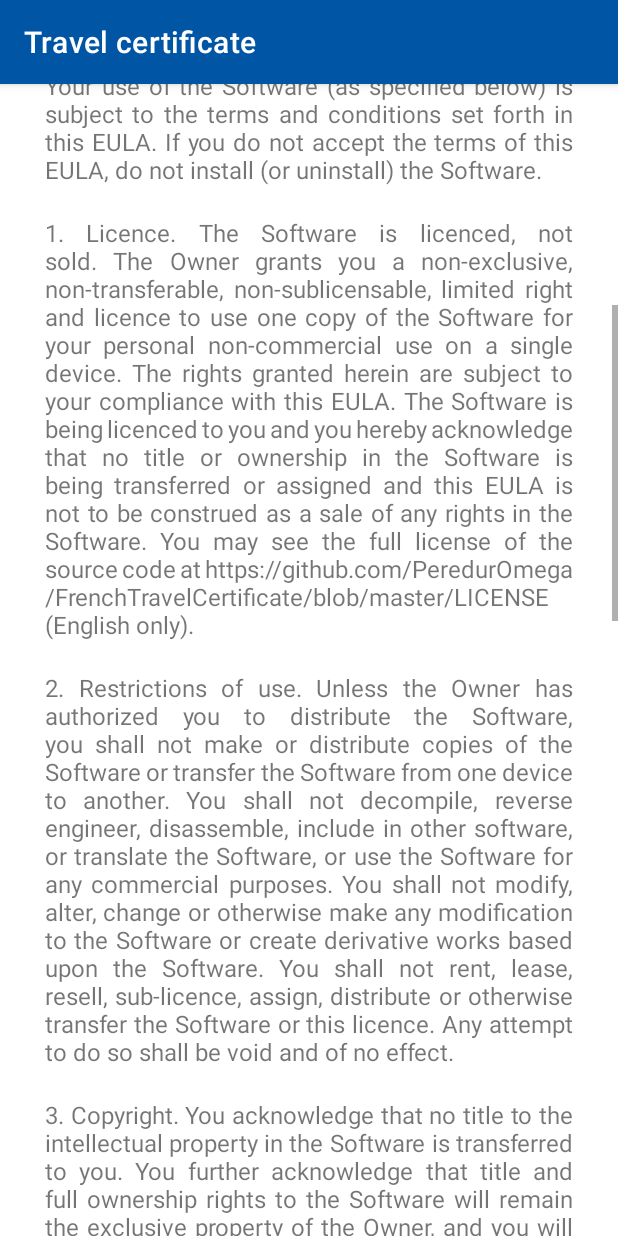
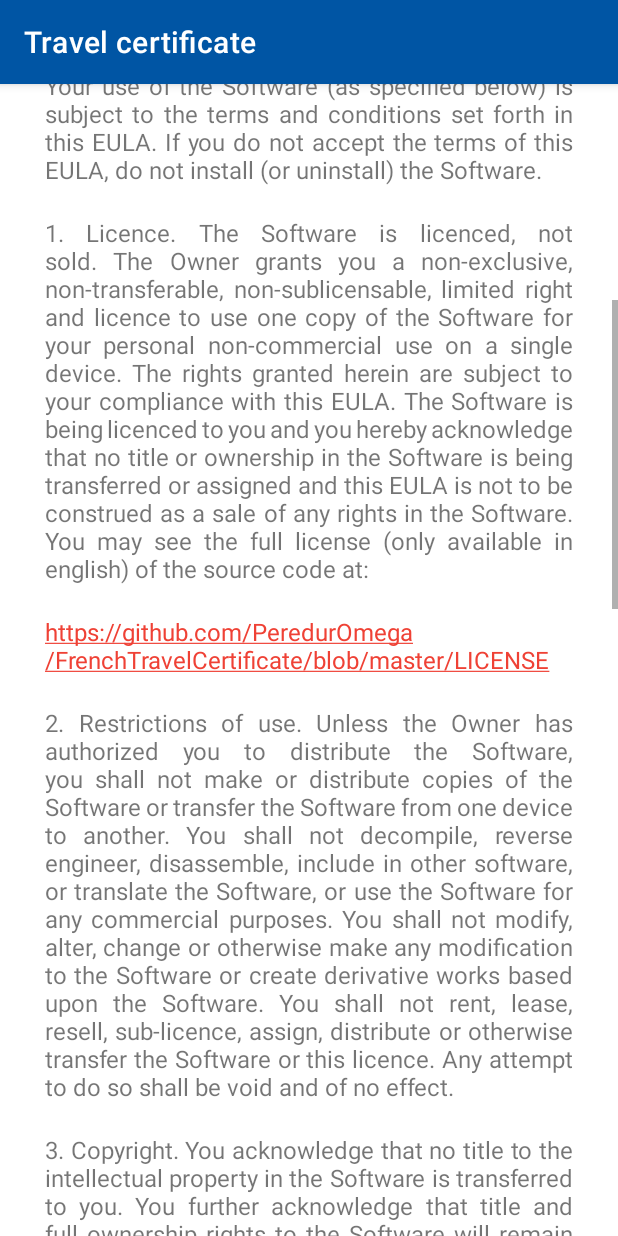
Before and after one commit to PeredurOmega/FrenchTravelCertificate, an Android app: the fragment EulaFragment shown on its own in the app's theme, scrolled down 537 dp, on a phone screen of 412 x 824 dp. Run offline under Robolectric (Android 15) with nearby library versions, the phone set to English and light mode, and no system bars.

Commit message:
Slight improvements regarding eula and contribute fragments

```diff
--- a/app/src/main/res/layout-v26/fragment_contribute.xml
+++ b/app/src/main/res/layout-v26/fragment_contribute.xml
@@ -116,7 +116,9 @@
             android:layout_width="wrap_content"
             android:layout_height="wrap_content"
             android:layout_marginTop="20dp"
-            android:layout_marginBottom="50dp"
+            android:layout_marginBottom="70dp"
+            android:autoLink="web"
+            android:gravity="center_horizontal"
             android:text="@string/people_to_credit" />
     </LinearLayout>
 </ScrollView>
--- a/app/src/main/res/layout-v26/fragment_eula.xml
+++ b/app/src/main/res/layout-v26/fragment_eula.xml
@@ -92,6 +92,14 @@
             android:layout_height="wrap_content"
             android:layout_margin="10dp"
             android:textSize="16sp"
+            android:autoLink="web"
+            android:text="@string/license_link" />
+
+        <TextView
+            android:layout_width="wrap_content"
+            android:layout_height="wrap_content"
+            android:layout_margin="10dp"
+            android:textSize="16sp"
             android:justificationMode="inter_word"
             android:text="@string/eula_content_part_6" />
 
@@ -154,12 +162,22 @@
         <TextView
             android:layout_width="wrap_content"
             android:layout_height="wrap_content"
+            android:layout_margin="10dp"
+            android:textSize="16sp"
+            android:justificationMode="inter_word"
+            android:text="@string/eula_content_part_14" />
+
+        <TextView
+            android:layout_width="match_parent"
+            android:layout_height="wrap_content"
             android:layout_marginTop="10dp"
             android:layout_marginStart="10dp"
             android:layout_marginEnd="10dp"
             android:layout_marginBottom="75dp"
             android:textSize="16sp"
-            android:justificationMode="inter_word"
-            android:text="@string/eula_content_part_14" />
+            android:textStyle="bold"
+            android:gravity="end"
+            android:textColor="@color/colorPrimary"
+            android:text="@string/eula_content_part_15" />
     </LinearLayout>
 </ScrollView>
--- a/app/src/main/res/layout/fragment_contribute.xml
+++ b/app/src/main/res/layout/fragment_contribute.xml
@@ -112,7 +112,9 @@
             android:layout_width="wrap_content"
             android:layout_height="wrap_content"
             android:layout_marginTop="20dp"
-            android:layout_marginBottom="50dp"
+            android:layout_marginBottom="70dp"
+            android:autoLink="web"
+            android:gravity="center_horizontal"
             android:text="@string/people_to_credit" />
     </LinearLayout>
 </ScrollView>
--- a/app/src/main/res/layout/fragment_eula.xml
+++ b/app/src/main/res/layout/fragment_eula.xml
@@ -87,6 +87,14 @@
             android:layout_height="wrap_content"
             android:layout_margin="10dp"
             android:textSize="16sp"
+            android:autoLink="web"
+            android:text="@string/license_link" />
+
+        <TextView
+            android:layout_width="wrap_content"
+            android:layout_height="wrap_content"
+            android:layout_margin="10dp"
+            android:textSize="16sp"
             android:text="@string/eula_content_part_6" />
 
         <TextView
@@ -141,11 +149,21 @@
         <TextView
             android:layout_width="wrap_content"
             android:layout_height="wrap_content"
+            android:layout_margin="10dp"
+            android:textSize="16sp"
+            android:text="@string/eula_content_part_14" />
+
+        <TextView
+            android:layout_width="match_parent"
+            android:layout_height="wrap_content"
             android:layout_marginTop="10dp"
             android:layout_marginStart="10dp"
             android:layout_marginEnd="10dp"
             android:layout_marginBottom="75dp"
             android:textSize="16sp"
-            android:text="@string/eula_content_part_14" />
+            android:textColor="@color/colorPrimary"
+            android:textStyle="bold"
+            android:gravity="end"
+            android:text="@string/eula_content_part_15" />
     </LinearLayout>
 </ScrollView>
--- a/app/src/main/res/values/strings.xml
+++ b/app/src/main/res/values/strings.xml
@@ -86,7 +86,8 @@
     <string name="open_source_code">Open-source code</string>
     <string name="open_source_text">To see how we manage your data and how the application works
         you can see the code source of the application (written in Kotlin) at:</string>
-    <string name="open_source_link">https://github.com/PeredurOmega/FrenchTravelCertificate</string>
+    <string name="open_source_link" translatable="false">
+        https://github.com/PeredurOmega/FrenchTravelCertificate</string>
     <string name="eula">EULA</string>
     <string name="pick">Pick</string>
     <string name="incomplete_profile">Incomplete profile. All fields must be filled.</string>
@@ -120,9 +121,11 @@
         single device. The rights granted herein are subject to your compliance with this EULA.
         The Software is being licenced to you and you hereby acknowledge that no title or ownership
         in the Software is being transferred or assigned and this EULA is not to be construed as a
-        sale of any rights in the Software. You may see the full license of the source code at
-        https://github.com/PeredurOmega/FrenchTravelCertificate/blob/master/LICENSE (English only).
+        sale of any rights in the Software. You may see the full license (only available in
+        english) of the source code at:
     </string>
+    <string name="license_link" translatable="false">
+        https://github.com/PeredurOmega/FrenchTravelCertificate/blob/master/LICENSE</string>
     <string name="eula_content_part_6">2. Restrictions of use. Unless the Owner has authorized you
         to distribute the Software, you shall not make or distribute copies of the Software or
         transfer the Software from one device to another. You shall not decompile, reverse engineer,
@@ -177,6 +180,8 @@
         application, wishes you to stay safe (and home as long as much as possible). We hope you
         will use this application wisely.</string>
     <string name="eula_content_part_15">by Paul SOUTEYRAT</string>
+    <string name="people_to_credit">Creator : Paul SOUTEYRAT. Based on the
+        work provided in https://github.com/LAB-MI/deplacement-covid-19.</string>
 
     <string name="first_name_key" translatable="false">FIRST_NAME</string>
     <string name="last_name_key" translatable="false">LAST_NAME</string>
@@ -187,5 +192,4 @@
     <string name="postal_code_key" translatable="false">POSTAL_CODE</string>
     <string name="city_key" translatable="false">CITY</string>
     <string name="first_certificate_view_key" translatable="false">FIRST_CERTIFICATE_VIEW</string>
-    <string name="people_to_credit" translatable="false">Paul SOUTEYRAT</string>
 </resources>
```
Also changed, not shown: 1 other file.
